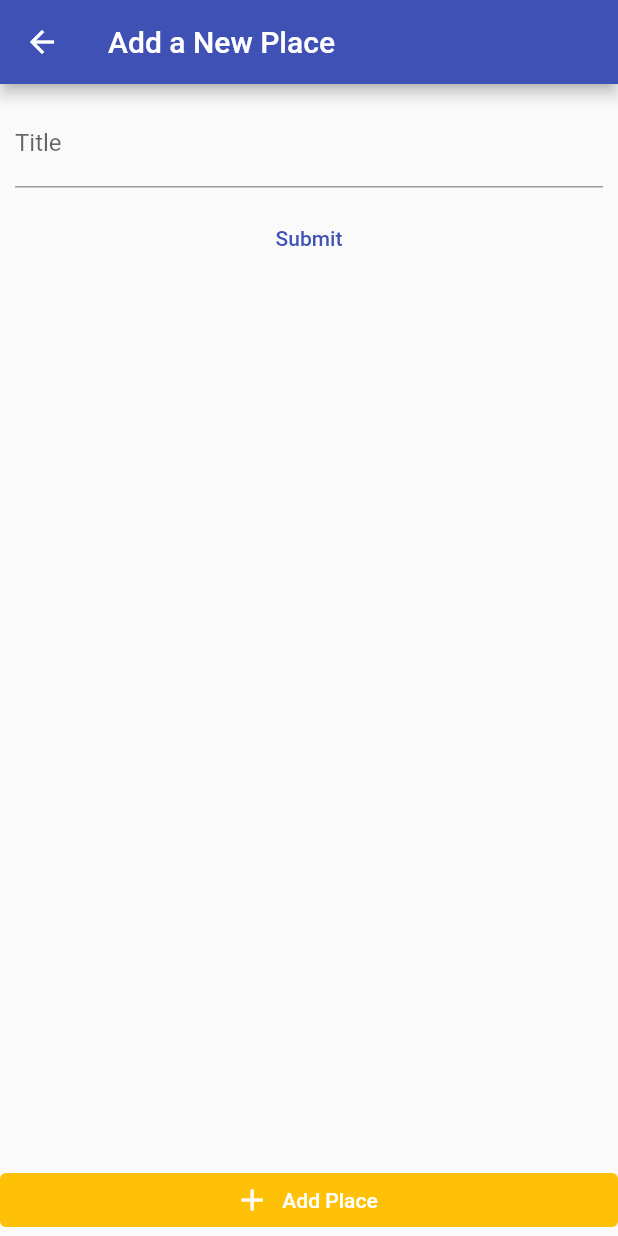
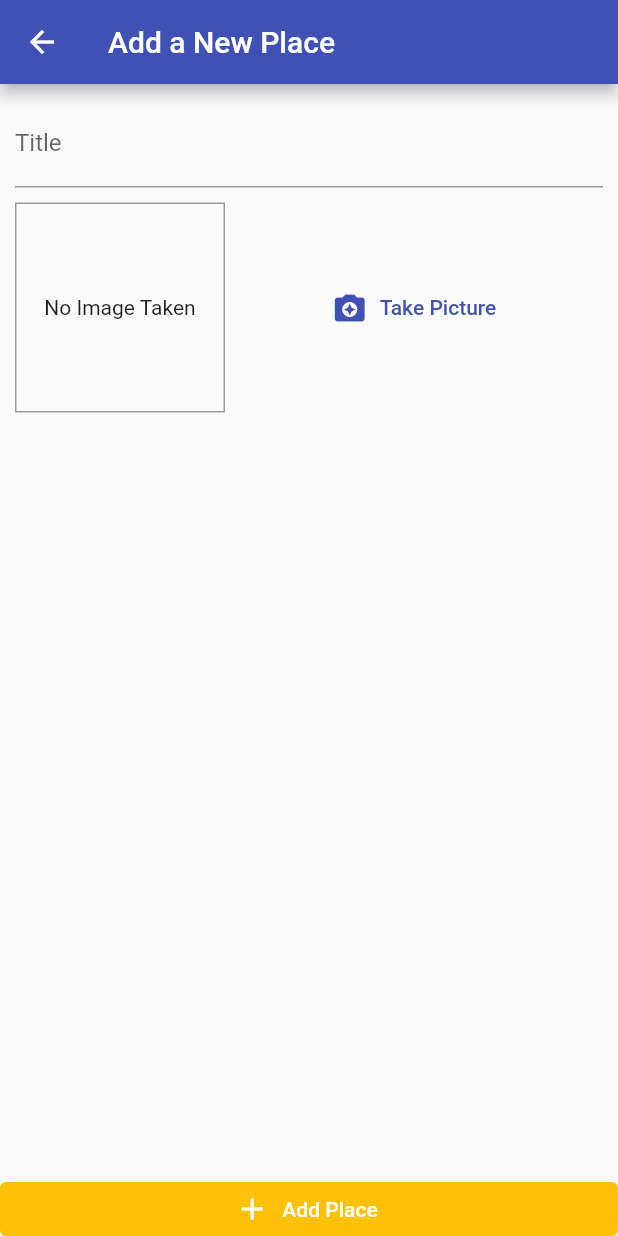
Before and after one commit to Oneya4/Scenary, a Flutter app: the AddPlaceScreen screen opened by its route, on a phone screen of 412 x 824 dp. Run offline on Flutter 3.47's test engine with Material 2 defaults, Android fonts, the phone set to English and light mode, and no system bars; our stand-ins replace image_picker.

Commit message:
Taking picture with camera and changing state. Null safety works

```diff
--- a/lib/screens/add_place_screen.dart
+++ b/lib/screens/add_place_screen.dart
@@ -1,4 +1,6 @@
 import 'package:flutter/material.dart';
+
+import '/widgets/image_input.dart';
 
 class AddPlaceScreen extends StatefulWidget {
   static const routeName = '/add-place-screen';
@@ -30,11 +32,7 @@ class _AddPlaceScreenState extends State<AddPlaceScreen> {
                   SizedBox(
                     height: 10,
                   ),
-                  Container(),
-                  TextButton(
-                    child: Text('Submit'),
-                    onPressed: () {},
-                  )
+                  ImageInput(),
                 ],
               ),
             )),
@@ -45,6 +43,7 @@ class _AddPlaceScreenState extends State<AddPlaceScreen> {
             style: ElevatedButton.styleFrom(
               elevation: 0,
               primary: Theme.of(context).accentColor,
+              tapTargetSize: MaterialTapTargetSize.shrinkWrap,
             ),
             onPressed: () {},
           ),
--- a/lib/widgets/image_input.dart
+++ b/lib/widgets/image_input.dart
@@ -1,5 +1,7 @@
 import 'dart:io';
+
 import 'package:flutter/material.dart';
+import 'package:image_picker/image_picker.dart';
 
 class ImageInput extends StatefulWidget {
   @override
@@ -8,23 +10,41 @@ class ImageInput extends StatefulWidget {
 
 class _ImageInputState extends State<ImageInput> {
   File? _storedImage;
+
+  Future<void> _takePicture() async {
+    final imageFile = await ImagePicker().pickImage(
+      source: ImageSource.camera,
+      maxWidth: 600,
+    );
+    setState(() {
+      _storedImage = File(imageFile!.path);
+    });
+  }
+
   @override
   Widget build(BuildContext context) {
     return Row(
       children: [
         Container(
-          width: 100,
-          height: 100,
+          width: 140,
+          height: 140,
           decoration:
               BoxDecoration(border: Border.all(width: 1, color: Colors.grey)),
           child: _storedImage != null
-              ? Image.file(_storedImage!)
-              : Text('No Image Taken'),
+              ? Image.file(
+                  _storedImage!,
+                  fit: BoxFit.cover,
+                  width: double.infinity,
+                )
+              : Text('No Image Taken', textAlign: TextAlign.center),
           alignment: Alignment.center,
         ),
-        TextButton(
-          child: Text(''),
-          onPressed: () {},
+        Expanded(
+          child: TextButton.icon(
+            icon: Icon(Icons.camera_enhance),
+            label: Text('Take Picture'),
+            onPressed: _takePicture,
+          ),
         ),
       ],
     );
--- a/pubspec.yaml
+++ b/pubspec.yaml
@@ -24,6 +24,7 @@ dependencies:
   flutter:
     sdk: flutter
   provider: ^5.0.0
+  image_picker: ^0.8.3+2
 
 
   # The following adds the Cupertino Icons font to your application.
```
Also changed, not shown: pubspec.lock.
